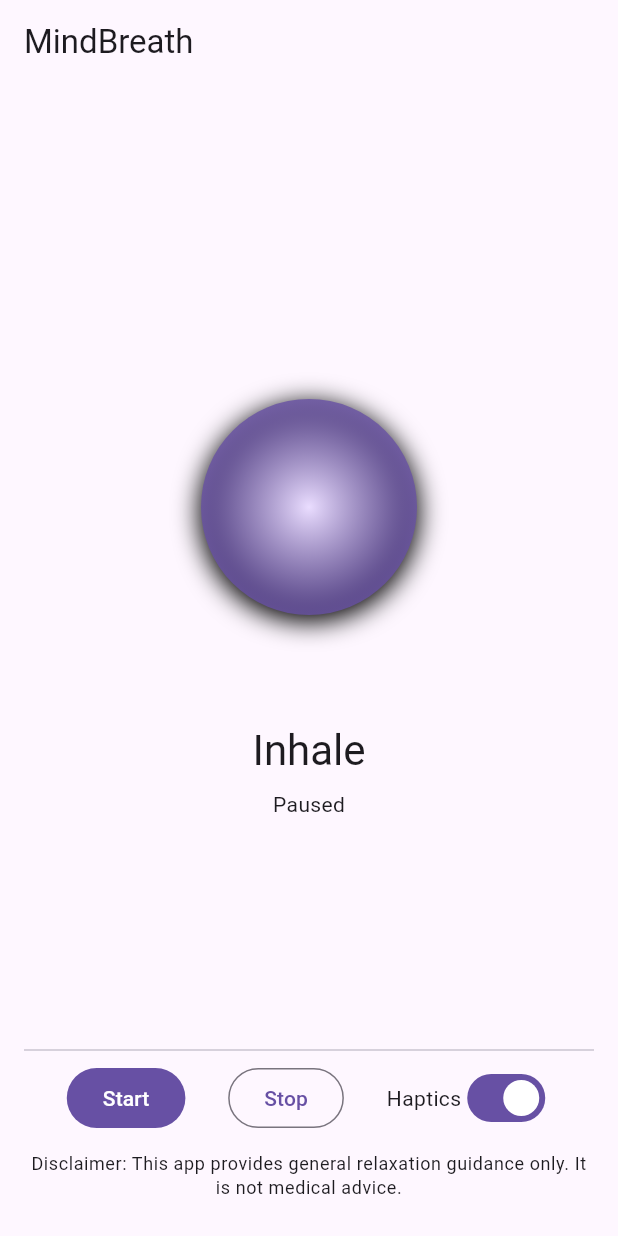
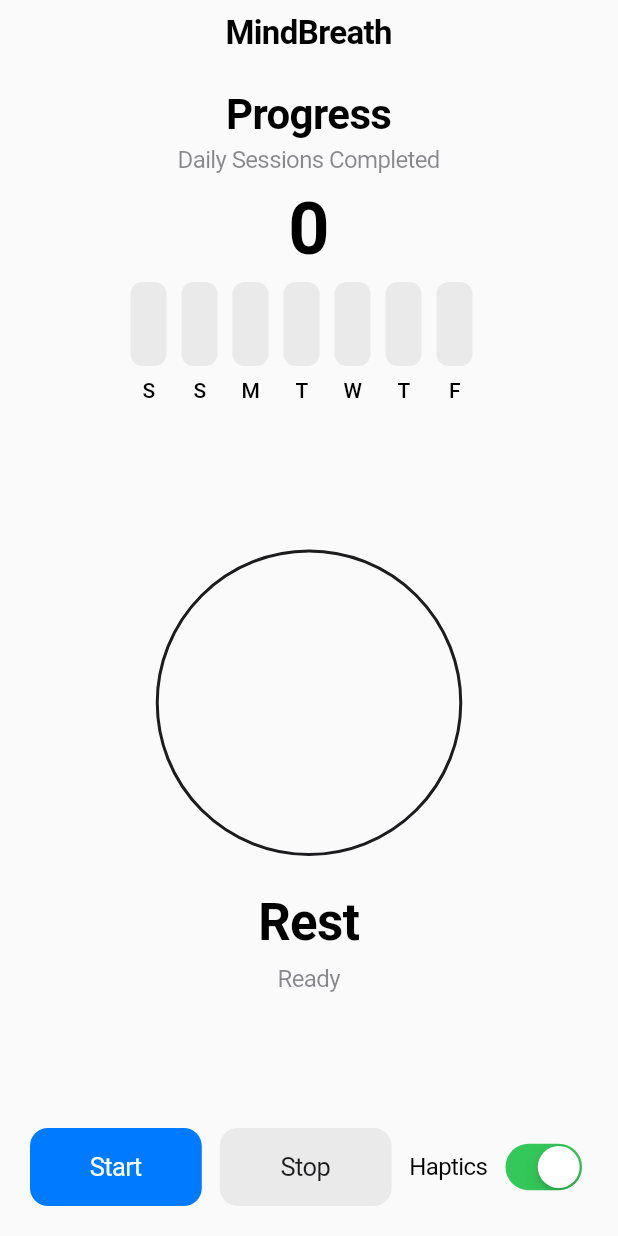
Before and after one commit to CarlosSemeao/mindbreath, a Flutter app: the screen it shows after launch, on a phone screen of 412 x 824 dp. Run offline on Flutter 3.47's test engine with Material 3 defaults, Android fonts, the phone set to English and light mode, and no system bars; our stand-ins replace shared_preferences.

Commit message:
Update main.dart

```diff
--- a/lib/main.dart
+++ b/lib/main.dart
@@ -1,194 +1,342 @@
-import 'package:flutter/material.dart';
+import 'dart:async';
+import 'package:flutter/cupertino.dart';
 import 'package:flutter/services.dart';
+import 'package:shared_preferences/shared_preferences.dart';
 
-void main() => runApp(const MindBreathApp());
+void main() {
+  WidgetsFlutterBinding.ensureInitialized();
+  runApp(const MindBreathApp());
+}
 
 class MindBreathApp extends StatelessWidget {
   const MindBreathApp({super.key});
+
   @override
   Widget build(BuildContext context) {
-    return MaterialApp(
-      title: 'MindBreath',
+    return const CupertinoApp(
       debugShowCheckedModeBanner: false,
-      theme: ThemeData(useMaterial3: true),
-      home: const BreathingScreen(),
+      home: HomeScreen(),
     );
   }
 }
 
-class BreathingScreen extends StatefulWidget {
-  const BreathingScreen({super.key});
-  @override
-  State<BreathingScreen> createState() => _BreathingScreenState();
+enum Phase { inhale, hold, exhale, rest }
+
+class BreathConfig {
+  final Duration inhale, hold, exhale, rest;
+  const BreathConfig({
+    this.inhale = const Duration(seconds: 4),
+    this.hold   = const Duration(seconds: 4),
+    this.exhale = const Duration(seconds: 6),
+    this.rest   = const Duration(seconds: 2),
+  });
 }
 
-class _BreathingScreenState extends State<BreathingScreen>
-    with SingleTickerProviderStateMixin {
-  late AnimationController _ctl;
+class HomeScreen extends StatefulWidget {
+  const HomeScreen({super.key});
+  @override
+  State<HomeScreen> createState() => _HomeScreenState();
+}
+
+class _HomeScreenState extends State<HomeScreen> with TickerProviderStateMixin {
+  final _cfg = const BreathConfig();
+  late final AnimationController _circle;
+  Phase _phase = Phase.rest;
+  Timer? _timer;
   bool _running = false;
-  bool _haptics = true;
+  bool _hapticsOn = true;
 
-  static const int inhale = 4;
-  static const int hold = 2;
-  static const int exhale = 4;
-  static const int rest = 2;
-
-  String? _lastPhase;
+  // progress: last 7 days, key yyyy-MM-dd -> count
+  late SharedPreferences _prefs;
+  Map<String, int> _weekCounts = {};
 
   @override
   void initState() {
     super.initState();
-    final total = Duration(seconds: inhale + hold + exhale + rest);
-    _ctl = AnimationController(vsync: this, duration: total)
-      ..addStatusListener((s) {
-        if (s == AnimationStatus.completed) _ctl.repeat();
+    _circle = AnimationController(
+      vsync: this,
+      duration: const Duration(milliseconds: 1200),
+      lowerBound: 0.65,
+      upperBound: 1.0,
+    )..value = 0.8;
+
+    _loadPrefs();
+  }
+
+  Future<void> _loadPrefs() async {
+    _prefs = await SharedPreferences.getInstance();
+    final raw = _prefs.getStringList('week') ?? [];
+    for (final s in raw) {
+      final parts = s.split('|');
+      if (parts.length == 2) {
+        _weekCounts[parts[0]] = int.tryParse(parts[1]) ?? 0;
+      }
+    }
+    setState(() {});
+  }
+
+  Future<void> _saveTodayCompletion() async {
+    final t = DateTime.now();
+    final key = "${t.year}-${t.month.toString().padLeft(2, '0')}-${t.day.toString().padLeft(2, '0')}";
+    _weekCounts[key] = (_weekCounts[key] ?? 0) + 1;
+
+    // keep only last 7 days
+    final cutoff = t.subtract(const Duration(days: 7));
+    _weekCounts.removeWhere((k, _) => DateTime.parse(k).isBefore(DateTime(cutoff.year, cutoff.month, cutoff.day)));
+
+    final list = _weekCounts.entries.map((e) => "${e.key}|${e.value}").toList();
+    await _prefs.setStringList('week', list);
+    setState(() {});
+  }
+
+  // ===== breathing engine =====
+  void _start() {
+    if (_running) return;
+    setState(() => _running = true);
+    _runPhase(Phase.inhale);
+  }
+
+  void _stop() {
+    _timer?.cancel();
+    _circle.stop();
+    setState(() {
+      _running = false;
+      _phase = Phase.rest;
     });
+  }
+
+  void _runPhase(Phase next) {
+    _timer?.cancel();
+    setState(() => _phase = next);
+    _haptic(next);
+
+    switch (next) {
+      case Phase.inhale:
+        _circle.animateTo(1.0, duration: _cfg.inhale, curve: Curves.easeInOutCubic);
+        _timer = Timer(_cfg.inhale, () => _runPhase(Phase.hold));
+        break;
+      case Phase.hold:
+        _timer = Timer(_cfg.hold, () => _runPhase(Phase.exhale));
+        break;
+      case Phase.exhale:
+        _circle.animateTo(0.65, duration: _cfg.exhale, curve: Curves.easeInOutCubic);
+        _timer = Timer(_cfg.exhale, () => _runPhase(Phase.rest));
+        break;
+      case Phase.rest:
+        _timer = Timer(_cfg.rest, () {
+          // full cycle done
+          _saveTodayCompletion();
+          if (_hapticsOn) HapticFeedback.mediumImpact();
+          if (_running) _runPhase(Phase.inhale);
+        });
+        break;
+    }
+  }
+
+  void _haptic(Phase p) {
+    if (!_hapticsOn) return;
+    switch (p) {
+      case Phase.inhale:
+      case Phase.exhale:
+        HapticFeedback.selectionClick();
+        break;
+      case Phase.hold:
+        HapticFeedback.lightImpact();
+        break;
+      case Phase.rest:
+        HapticFeedback.selectionClick();
+        break;
+    }
   }
 
   @override
   void dispose() {
-    _ctl.dispose();
+    _timer?.cancel();
+    _circle.dispose();
     super.dispose();
   }
 
-  String _phaseText(double t) {
-    final total = (inhale + hold + exhale + rest).toDouble();
-    final p = t * total;
-    if (p < inhale) return 'Inhale';
-    if (p < inhale + hold) return 'Hold';
-    if (p < inhale + hold + exhale) return 'Exhale';
-    return 'Rest';
-  }
-
-  void _maybeHaptic(String phaseNow, String phasePrev) {
-    if (!_haptics || phaseNow == phasePrev) return;
-    HapticFeedback.selectionClick();
-  }
-
-  void _phaseTransitionDetector(String current) {
-    if (_lastPhase == null) {
-      _lastPhase = current;
-      return;
-    }
-    if (current != _lastPhase) {
-      _maybeHaptic(current, _lastPhase!);
-      _lastPhase = current;
-    }
-  }
+  // ===== UI =====
+  String get _label => switch (_phase) {
+        Phase.inhale => 'Inhale',
+        Phase.hold => 'Hold',
+        Phase.exhale => 'Exhale',
+        Phase.rest => 'Rest',
+      };
 
   @override
   Widget build(BuildContext context) {
-    return Scaffold(
-      appBar: AppBar(title: const Text('MindBreath')),
-      body: SafeArea(
-        child: Padding(
-          padding: const EdgeInsets.all(16),
+    final size = MediaQuery.of(context).size;
+    final circleDia = size.width * 0.62;
+
+    const bg = Color(0xFFFAFAFB);
+    const ink = Color(0xFF1C1C1E); // graphite
+    final sub = const Color(0xFF3C3C43).withOpacity(0.6);
+
+    return CupertinoPageScaffold(
+      backgroundColor: bg,
+      navigationBar: const CupertinoNavigationBar(
+        border: null,
+        middle: Text('MindBreath', style: TextStyle(fontSize: 22, fontWeight: FontWeight.w600)),
+      ),
+      child: SafeArea(
         child: Column(
           children: [
-              Expanded(
-                child: AnimatedBuilder(
-                  animation: _ctl,
-                  builder: (context, _) {
-                    final t = _ctl.value;
-                    final total = (inhale + hold + exhale + rest).toDouble();
-                    final p = t * total;
-                    double scale;
-                    if (p < inhale) {
-                      scale = 0.6 + 0.4 * (p / inhale);
-                    } else if (p < inhale + hold) {
-                      scale = 1.0;
-                    } else if (p < inhale + hold + exhale) {
-                      final q = (p - inhale - hold) / exhale;
-                      scale = 1.0 - 0.4 * q;
-                    } else {
-                      scale = 0.6;
-                    }
-                    final phaseNow = _phaseText(t);
-                    WidgetsBinding.instance.addPostFrameCallback((_) {
-                      _phaseTransitionDetector(phaseNow);
-                    });
-                    return Center(
+            const SizedBox(height: 12),
+            // Progress header
+            Padding(
+              padding: const EdgeInsets.only(top: 4, bottom: 8),
               child: Column(
-                        mainAxisAlignment: MainAxisAlignment.center,
                 children: [
-                          Transform.scale(
-                            scale: scale,
-                            child: Container(
-                              width: 240,
-                              height: 240,
-                              decoration: BoxDecoration(
-                                shape: BoxShape.circle,
-                                gradient: RadialGradient(colors: [
-                                  Theme.of(context).colorScheme.primaryContainer,
-                                  Theme.of(context)
-                                      .colorScheme
-                                      .primary
-                                      .withOpacity(0.8),
-                                ]),
-                                boxShadow: const [
-                                  BoxShadow(
-                                      blurRadius: 24,
-                                      spreadRadius: 2,
-                                      offset: Offset(0, 6)),
+                  const Text('Progress', style: TextStyle(fontSize: 28, fontWeight: FontWeight.w700)),
+                  const SizedBox(height: 4),
+                  Text('Daily Sessions Completed', style: TextStyle(fontSize: 16, color: sub)),
+                  const SizedBox(height: 8),
+                  Text(_todayCount().toString(), style: const TextStyle(fontSize: 48, fontWeight: FontWeight.w700)),
+                  const SizedBox(height: 8),
+                  WeeklyBars(data: _weekCounts),
                 ],
               ),
             ),
-                          ),
-                          const SizedBox(height: 24),
-                          Text(phaseNow,
-                              style:
-                                  Theme.of(context).textTheme.headlineMedium),
-                          const SizedBox(height: 8),
-                          Text(_running ? 'Cycle running' : 'Paused'),
-                        ],
+            const Spacer(),
+            // Animated outlined circle
+            Semantics(
+              label: 'Breathing circle, $_label phase',
+              liveRegion: true,
+              child: AnimatedBuilder(
+                animation: _circle,
+                builder: (_, __) {
+                  return Container(
+                    width: circleDia * _circle.value,
+                    height: circleDia * _circle.value,
+                    decoration: BoxDecoration(
+                      shape: BoxShape.circle,
+                      color: CupertinoColors.transparent,
+                      border: Border.all(color: ink, width: 2),
+                      boxShadow: _circle.value > 0.95
+                          ? [
+                              BoxShadow(
+                                color: ink.withOpacity(0.18),
+                                blurRadius: 24,
+                                spreadRadius: 2,
+                                offset: const Offset(0, 8),
+                              )
+                            ]
+                          : null,
                     ),
                   );
                 },
               ),
             ),
-              const Divider(),
-              Row(
-                mainAxisAlignment: MainAxisAlignment.spaceEvenly,
+            const SizedBox(height: 24),
+            Text(_label, style: const TextStyle(fontSize: 34, fontWeight: FontWeight.w600)),
+            const SizedBox(height: 8),
+            Text(_running ? 'Cycle running' : 'Ready', style: TextStyle(fontSize: 16, color: sub)),
+            const Spacer(),
+            // Controls
+            Padding(
+              padding: const EdgeInsets.fromLTRB(20, 0, 20, 20),
+              child: Row(
                 children: [
-                  FilledButton(
-                    onPressed: () {
-                      if (!_running) {
-                        setState(() => _running = true);
-                        _ctl.reset();
-                        _ctl.forward();
-                      }
-                    },
-                    child: const Text('Start'),
+                  Expanded(
+                    child: CupertinoButton.filled(onPressed: _start, child: const Text('Start')),
                   ),
-                  OutlinedButton(
-                    onPressed: () {
-                      setState(() => _running = false);
-                      _ctl.stop();
-                    },
-                    child: const Text('Stop'),
+                  const SizedBox(width: 12),
+                  Expanded(
+                    child: CupertinoButton(
+                      onPressed: _stop,
+                      color: const Color(0xFFEAEAEA),
+                      child: const Text('Stop', style: TextStyle(color: Color(0xFF1C1C1E))),
                     ),
-                  Row(
-                    children: [
-                      const Text('Haptics'),
-                      Switch(
-                        value: _haptics,
-                        onChanged: (v) => setState(() => _haptics = v),
+                  ),
+                  const SizedBox(width: 12),
+                  Row(children: [
+                    const Text('Haptics', style: TextStyle(fontSize: 16)),
+                    const SizedBox(width: 8),
+                    CupertinoSwitch(
+                      value: _hapticsOn,
+                      onChanged: (v) => setState(() => _hapticsOn = v),
+                    ),
+                  ]),
+                ],
+              ),
             ),
           ],
-                  ),
-                ],
-              ),
-              const SizedBox(height: 12),
-              Text(
-                'Disclaimer: This app provides general relaxation guidance only. It is not medical advice.',
-                textAlign: TextAlign.center,
-                style: Theme.of(context).textTheme.bodySmall,
-              ),
-              const SizedBox(height: 8),
-            ],
-          ),
         ),
       ),
     );
   }
+
+  int _todayCount() {
+    final t = DateTime.now();
+    final key = "${t.year}-${t.month.toString().padLeft(2, '0')}-${t.day.toString().padLeft(2, '0')}";
+    return _weekCounts[key] ?? 0;
     }
+}
+
+class WeeklyBars extends StatelessWidget {
+  final Map<String, int> data;
+  const WeeklyBars({super.key, required this.data});
+
+  @override
+  Widget build(BuildContext context) {
+    final now = DateTime.now();
+    final days = List.generate(7, (i) {
+      final d = now.subtract(Duration(days: 6 - i));
+      final key = "${d.year}-${d.month.toString().padLeft(2, '0')}-${d.day.toString().padLeft(2, '0')}";
+      return (d, data[key] ?? 0);
+    });
+
+    return Column(
+      children: [
+        Row(
+          mainAxisAlignment: MainAxisAlignment.center,
+          children: [
+            for (final e in days) ...[
+              _Bar(value: e.$2),
+              const SizedBox(width: 10),
+            ]
+          ],
+        ),
+        const SizedBox(height: 8),
+        Row(
+          mainAxisAlignment: MainAxisAlignment.center,
+          children: [
+            for (final e in days) ...[
+              SizedBox(
+                width: 24,
+                child: Text(_dayLetter(e.$1),
+                    textAlign: TextAlign.center,
+                    style: const TextStyle(fontSize: 14, fontWeight: FontWeight.w500)),
+              ),
+              const SizedBox(width: 10),
+            ]
+          ],
+        ),
+      ],
+    );
+  }
+
+  static String _dayLetter(DateTime d) => ['S', 'M', 'T', 'W', 'T', 'F', 'S'][d.weekday % 7];
+}
+
+class _Bar extends StatelessWidget {
+  final int value; // sessions that day
+  const _Bar({required this.value});
+
+  @override
+  Widget build(BuildContext context) {
+    final height = (value == 0) ? 56.0 : (56 + (value.clamp(0, 5) * 12)).toDouble();
+    final color = value == 0 ? const Color(0xFFEAEAEA) : const Color(0xFF1C1C1E);
+    return AnimatedContainer(
+      duration: const Duration(milliseconds: 300),
+      curve: Curves.easeInOutCubic,
+      width: 24,
+      height: height,
+      decoration: BoxDecoration(
+        color: color,
+        borderRadius: BorderRadius.circular(8),
+      ),
+    );
+  }
+}
```
Lines whose indentation alone changed are shown as unchanged.
